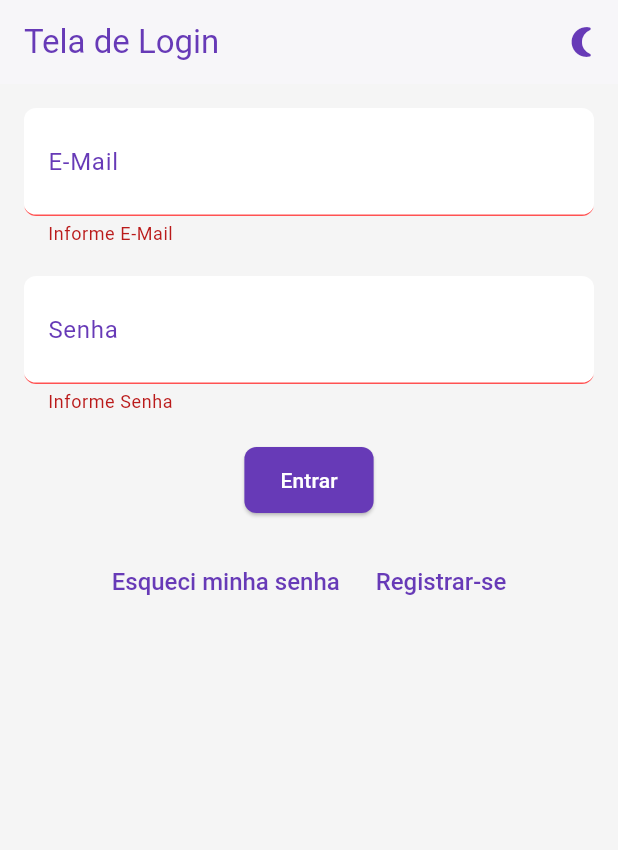
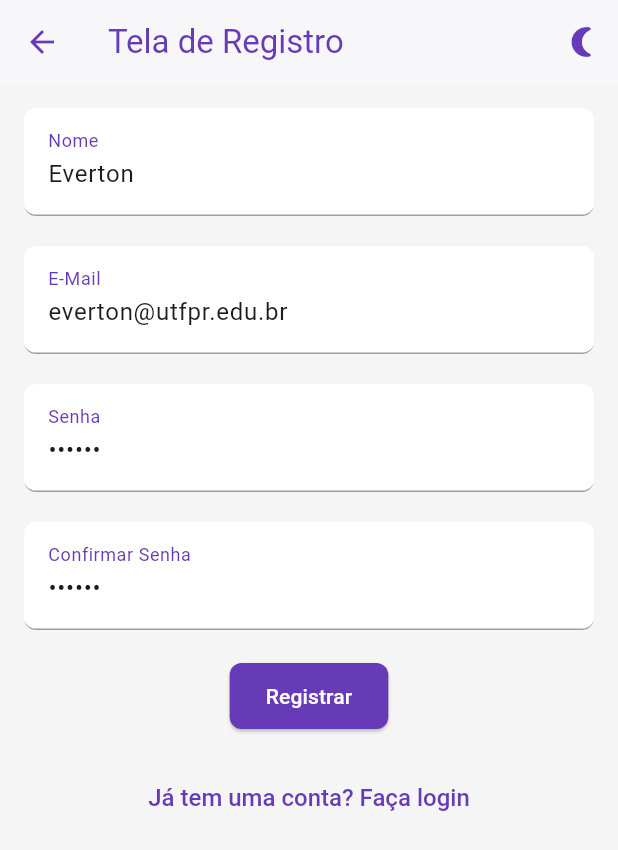
Before and after one commit to evertonfoz/dm_2025_01, a Flutter app: the screen it shows after launch, after a tap on "Entrar", after a tap on "Registrar-se", on a phone screen of 412 x 824 dp. Shown: the top 850 px of the screen. Run offline on Flutter 3.47's test engine with Material 3 defaults, Android fonts, the phone set to English and light mode, and no system bars; our stand-ins replace flutter_native_splash, shared_preferences, sqflite; accounts and stored records are empty.

Commit message:
persistência

```diff
--- a/aulas/login/login/lib/features/login/presentation/login_page.dart
+++ b/aulas/login/login/lib/features/login/presentation/login_page.dart
@@ -1,5 +1,7 @@
 import 'package:flutter/material.dart';
+import 'package:login/features/login/datasource/login_datasource.dart';
 import 'package:login/features/login/presentation/widgets/login_text_form_field.dart';
+import 'package:shared_preferences/shared_preferences.dart';
 
 import '../../../shared/controllers/theme_controller.dart';
 
@@ -15,17 +17,66 @@ class _LoginPageState extends State {
   final _emailController = TextEditingController();
   final _senhaController = TextEditingController();
 
-  void _login() {
+  bool _lembrarDeMim = false;
+
+  @override
+  void initState() {
+    super.initState();
+    _loadRememberedEmail();
+  }
+
+  Future<void> _loadRememberedEmail() async {
+    final prefs = await SharedPreferences.getInstance();
+    final savedEmail = prefs.getString('email');
+    final savedPassword = prefs.getString('senha');
+    if (savedEmail != null) {
+      setState(() {
+        _emailController.text = savedEmail;
+        _senhaController.text = savedPassword ?? '';
+        _lembrarDeMim = true;
+      });
+    }
+  }
+
+  void _login() async {
     if (_formKey.currentState!.validate()) {
-      // Aqui vamos autenticar no próximo capítulo
-      ScaffoldMessenger.of(
-        context,
-      ).showSnackBar(const SnackBar(content: Text('Login válido!')));
+      var result = await LoginDatasource.login(
+        _emailController.text,
+        _senhaController.text,
+      );
+
+      if (result == false) {
+        ScaffoldMessenger.of(context).showSnackBar(
+          const SnackBar(
+            content: Text('Login inválido!'),
+            backgroundColor: Colors.red,
+          ),
+        );
+      } else {
+        // Navegar para a tela inicial
+        // ScaffoldMessenger.of(context).showSnackBar(
+        //   const SnackBar(
+        //     content: Text('Login válido!'),
+        //     backgroundColor: Colors.green,
+        //   ),
+        // );
+
+        final prefs = await SharedPreferences.getInstance();
+        if (_lembrarDeMim) {
+          await prefs.setString('email', _emailController.text);
+          await prefs.setString('senha', _senhaController.text);
+        } else {
+          await prefs.remove('email');
+          await prefs.remove('senha');
+        }
+
+        Navigator.pushReplacementNamed(context, '/home');
+      }
     }
   }
 
   void _goToRegister() {
-    // Navegar para a tela de registro
+    Navigator.pushNamed(context, '/register');
   }
 
   void _goToForgotPassword() {
@@ -72,6 +123,16 @@ class _LoginPageState extends State {
                 obscureText: true,
                 formFieldType: FormFieldType.password,
               ),
+              CheckboxListTile(
+                title: const Text('Lembrar de mim'),
+                value: _lembrarDeMim,
+                onChanged: (value) {
+                  setState(() {
+                    _lembrarDeMim = value ?? false;
+                  });
+                },
+                controlAffinity: ListTileControlAffinity.leading,
+              ),
               // TextFormField(
               //   controller: _senhaController,
               //   decoration: const InputDecoration(labelText: 'Senha'),
--- /dev/null
+++ b/aulas/login/login/lib/features/register/presentation/register.dart
@@ -0,0 +1,139 @@
+import 'package:flutter/material.dart';
+import 'package:login/features/login/presentation/widgets/login_text_form_field.dart';
+import 'package:login/features/user/datasource/user_datasource.dart';
+import 'package:login/features/user/models/user_model.dart';
+
+import '../../../shared/controllers/theme_controller.dart';
+
+class RegisterPage extends StatefulWidget {
+  const RegisterPage({super.key});
+
+  @override
+  State createState() => _RegisterPageState();
+}
+
+class _RegisterPageState extends State {
+  final _formKey = GlobalKey<FormState>();
+  final _nomeController = TextEditingController(text: 'Everton');
+  final _emailController = TextEditingController(text: 'everton@utfpr.edu.br');
+  final _senhaController = TextEditingController(text: '123456');
+  final _confirmarSenhaController = TextEditingController(text: '123456');
+
+  void _register() async {
+    if (_formKey.currentState!.validate()) {
+      if (_senhaController.text != _confirmarSenhaController.text) {
+        ScaffoldMessenger.of(context).showSnackBar(
+          const SnackBar(content: Text('As senhas não coincidem')),
+        );
+        return;
+      }
+
+      // final userJson = {
+      //   'nome': _nomeController.text,
+      //   'email': _emailController.text,
+      //   'senha': _senhaController.text,
+      // };
+
+      final userModel = UserModel(
+        name: _nomeController.text,
+        email: _emailController.text,
+        password: _senhaController.text,
+      );
+
+      // await UserDatasource.insertUser(userJson);
+      try {
+        await UserDatasource.insertUser(userModel.toJson());
+
+        ScaffoldMessenger.of(context).showSnackBar(
+          const SnackBar(
+            content: Text('Registro válido!'),
+            backgroundColor: Colors.green,
+          ),
+        );
+
+        Future.delayed(const Duration(seconds: 3), () {
+          Navigator.pop(context);
+        });
+      } on Exception catch (e) {
+        ScaffoldMessenger.of(context).showSnackBar(
+          SnackBar(content: Text('ERRO {$e}'), backgroundColor: Colors.red),
+        );
+      }
+    }
+  }
+
+  void _goToLogin() {
+    Navigator.pop(context);
+  }
+
+  @override
+  Widget build(BuildContext context) {
+    final isDarkMode =
+        ThemeController.themeModeNotifier.value == ThemeMode.dark;
+
+    return Scaffold(
+      appBar: AppBar(
+        title: const Text('Tela de Registro'),
+        actions: [
+          IconButton(
+            icon: Icon(isDarkMode ? Icons.wb_sunny : Icons.nightlight_round),
+            tooltip: 'Alternar Tema',
+            onPressed: () {
+              setState(() {
+                ThemeController.toggleTheme();
+              });
+            },
+          ),
+        ],
+      ),
+      body: Padding(
+        padding: const EdgeInsets.all(16.0),
+        child: Form(
+          autovalidateMode: AutovalidateMode.onUserInteraction,
+          key: _formKey,
+          child: Column(
+            children: [
+              LoginTextFormField(
+                controller: _nomeController,
+                labelText: 'Nome',
+                keyboardType: TextInputType.name,
+                formFieldType: FormFieldType.text,
+              ),
+              const SizedBox(height: 20),
+              LoginTextFormField(
+                controller: _emailController,
+                labelText: 'E-Mail',
+                keyboardType: TextInputType.emailAddress,
+                formFieldType: FormFieldType.email,
+              ),
+              const SizedBox(height: 20),
+              LoginTextFormField(
+                controller: _senhaController,
+                labelText: 'Senha',
+                obscureText: true,
+                formFieldType: FormFieldType.password,
+              ),
+              const SizedBox(height: 20),
+              LoginTextFormField(
+                controller: _confirmarSenhaController,
+                labelText: 'Confirmar Senha',
+                obscureText: true,
+                formFieldType: FormFieldType.password,
+              ),
+              const SizedBox(height: 20),
+              ElevatedButton(
+                onPressed: _register,
+                child: const Text('Registrar'),
+              ),
+              const SizedBox(height: 20),
+              TextButton(
+                onPressed: _goToLogin,
+                child: const Text('Já tem uma conta? Faça login'),
+              ),
+            ],
+          ),
+        ),
+      ),
+    );
+  }
+}
--- a/aulas/login/login/lib/main.dart
+++ b/aulas/login/login/lib/main.dart
@@ -1,7 +1,9 @@
 import 'package:flutter/material.dart';
 import 'package:login/shared/controllers/theme_controller.dart';
 
+import 'features/home/presentation/home_page.dart';
 import 'features/login/presentation/login_page.dart';
+import 'features/register/presentation/register.dart';
 import 'shared/themes/dark_theme.dart';
 import 'shared/themes/light_theme.dart';
 
@@ -22,7 +24,14 @@ class LoginApp extends StatelessWidget {
           theme: lightTheme,
           darkTheme: darkTheme,
           themeMode: themeMode,
-          home: const LoginPage(),
+          initialRoute: '/',
+          routes: {
+            '/': (context) => const LoginPage(),
+            '/register': (context) => const RegisterPage(),
+            '/home':
+                (context) => const HomePage(), // Passar o nome do usuário aqui
+          },
+          // home: const LoginPage(),
         );
       },
     );
```
Also changed, not shown: aulas/login/login/lib/features/home/presentation/home_page.dart (added, +48 -0 lines), aulas/login/login/lib/features/login/datasource/login_datasource.dart (added, +16 -0 lines), aulas/login/login/lib/features/user/datasource/user_datasource.dart (added, +14 -0 lines), aulas/login/login/lib/features/user/models/user_model.dart (added, +26 -0 lines), aulas/login/login/lib/infra/sqlite/database.dart (added, +34 -0 lines), aulas/login/login/pubspec.yaml (+6 -73 lines), aulas/login/login/pubspec.lock, 10 other files.
